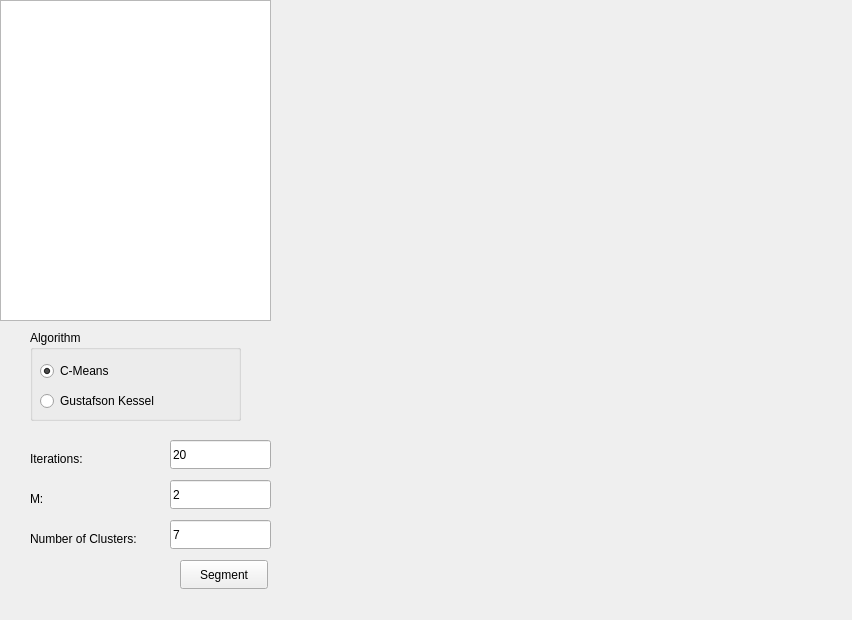
Above: ui.ui from ITE-5th/fuzzy-clustering before the change. Below: the same form after it.
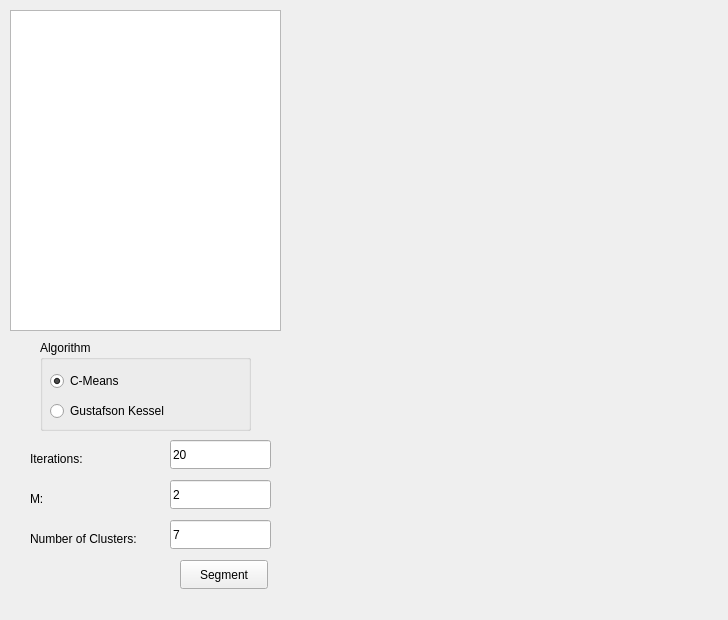
That is the form after the change.

The edit to the form file:
```diff
--- a/ui.ui
+++ b/ui.ui
@@ -6,7 +6,7 @@
    <rect>
     <x>0</x>
     <y>0</y>
-    <width>852</width>
+    <width>728</width>
     <height>620</height>
    </rect>
   </property>
@@ -17,8 +17,8 @@
    <widget class="QTreeView" name="filesTreeView">
     <property name="geometry">
      <rect>
-      <x>0</x>
-      <y>0</y>
+      <x>10</x>
+      <y>10</y>
       <width>271</width>
       <height>321</height>
      </rect>
@@ -27,9 +27,9 @@
    <widget class="QLabel" name="imageLabel">
     <property name="geometry">
      <rect>
-      <x>320</x>
+      <x>310</x>
       <y>30</y>
-      <width>491</width>
+      <width>381</width>
       <height>251</height>
      </rect>
     </property>
@@ -128,24 +128,11 @@
      <string>Segment</string>
     </property>
    </widget>
-   <widget class="QLabel" name="output_image">
-    <property name="geometry">
-     <rect>
-      <x>320</x>
-      <y>330</y>
-      <width>491</width>
-      <height>251</height>
-     </rect>
-    </property>
-    <property name="text">
-     <string/>
-    </property>
-   </widget>
    <widget class="QGroupBox" name="groupBox">
     <property name="geometry">
      <rect>
-      <x>30</x>
-      <y>330</y>
+      <x>40</x>
+      <y>340</y>
       <width>211</width>
       <height>91</height>
      </rect>
@@ -183,6 +170,19 @@
      </property>
     </widget>
    </widget>
+   <widget class="QLabel" name="output_image">
+    <property name="geometry">
+     <rect>
+      <x>310</x>
+      <y>340</y>
+      <width>381</width>
+      <height>251</height>
+     </rect>
+    </property>
+    <property name="text">
+     <string/>
+    </property>
+   </widget>
   </widget>
  </widget>
  <layoutdefault spacing="6" margin="11"/>
```
